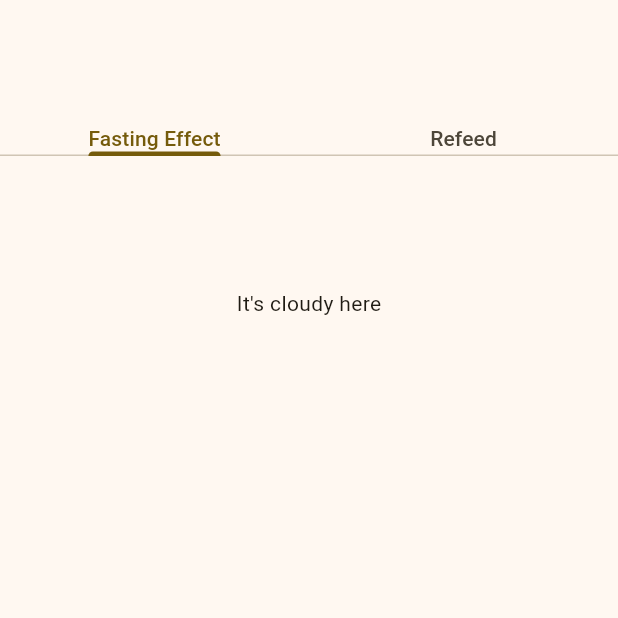
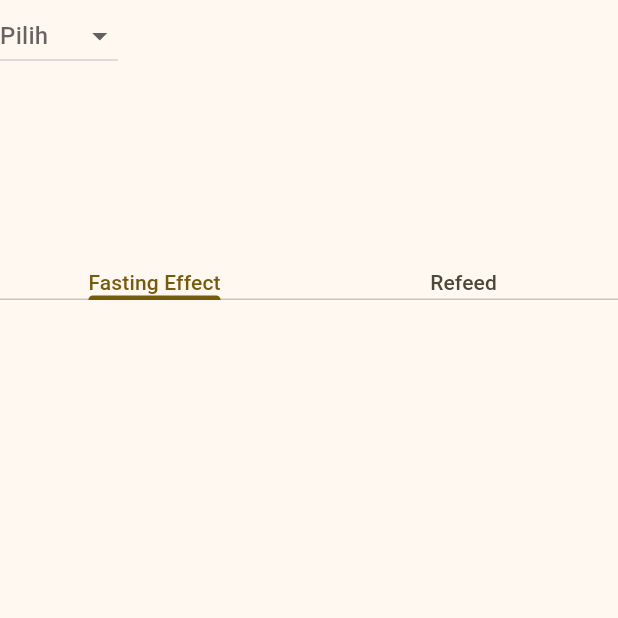
Before and after one commit to ilhamafandi21/soul-fast, a Flutter app: the screen it shows after launch, on a phone screen of 412 x 824 dp, the top half of it. Run offline on Flutter 3.47's test engine with Material 3 defaults, Android fonts, the phone set to English and light mode, and no system bars.

Commit message:
05 Nov 2025

```diff
--- a/lib/pages/home/home_page.dart
+++ b/lib/pages/home/home_page.dart
@@ -1,4 +1,5 @@
 import 'package:flutter/material.dart';
+import 'package:soulfast/widgets/main_fasting_widget.dart';
 import 'package:soulfast/widgets/tab_overview_fasting/tab_overview_fasting.dart';
 
 class HomePage extends StatefulWidget {
@@ -17,9 +18,11 @@ class _HomePageState extends State<HomePage> {
       body: Container(
         child: Column(
           children: [
-            Container(),
             Container(
-              height: 300,
+              height: 100,
+              child: MainFastingWidget()),
+            Container(
+              height: 100,
               child: TabOverviewFasting()),
           ],
         ),
--- /dev/null
+++ b/lib/widgets/main_fasting_widget.dart
@@ -0,0 +1,30 @@
+import 'package:flutter/material.dart';
+
+class MainFastingWidget extends StatefulWidget {
+  const MainFastingWidget({super.key});
+
+  @override
+  State<MainFastingWidget> createState() => _MainFastingWidgetState();
+}
+
+class _MainFastingWidgetState extends State<MainFastingWidget> {
+  String? pilihanFasting;
+  List<String> jenisFasting = ['16/8', '18/6', '24 Jam', '36 Jam', '48 Jam', '72 Jam'];
+  @override
+  Widget build(BuildContext context) {
+    return Scaffold(
+      body: Container(
+        child: DropdownButton(
+          value: pilihanFasting,
+          hint: Text('Pilih'),
+          items: jenisFasting.map((pilihan){
+            return DropdownMenuItem(value: pilihan,child: Text(pilihan));
+        }).toList(), onChanged: (e){
+          setState(() {
+            pilihanFasting = e;
+          });
+        }),
+      ),
+    );
+  }
+}
--- a/lib/widgets/tab_overview_fasting/tab_overview_fasting.dart
+++ b/lib/widgets/tab_overview_fasting/tab_overview_fasting.dart
@@ -12,7 +12,7 @@ class _TabOverviewFastingState extends State<TabOverviewFasting> {
   Widget build(BuildContext context) {
     return DefaultTabController(
       initialIndex: 0,
-      length: 3,
+      length: 2,
       child: Scaffold(
         appBar: AppBar(
             bottom: TabBar(
@@ -26,6 +26,7 @@ class _TabOverviewFastingState extends State<TabOverviewFasting> {
           body: const TabBarView(
             children: <Widget>[
               Center(child: Text("It's cloudy here")),
+              Center(child: Text("It's cloudy here")),
 
             ],
           ),
```
